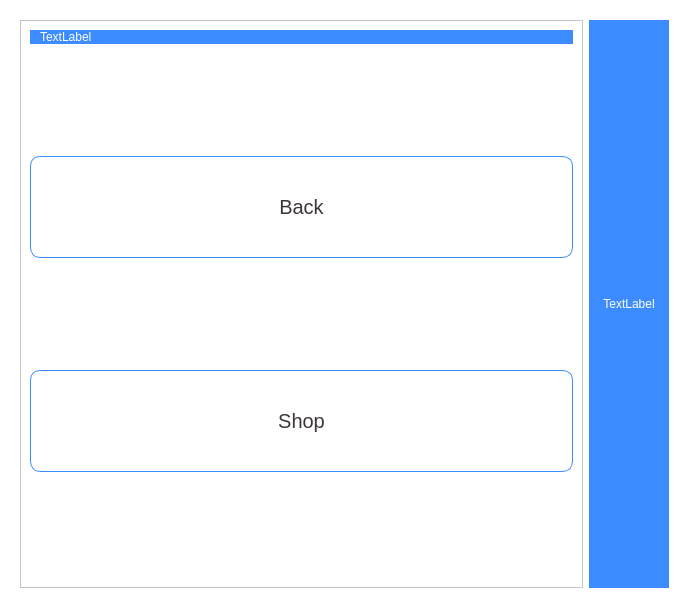
Before: the Qt Designer form title.ui in andrewreeman/staffGames, drawn with Qt 5.
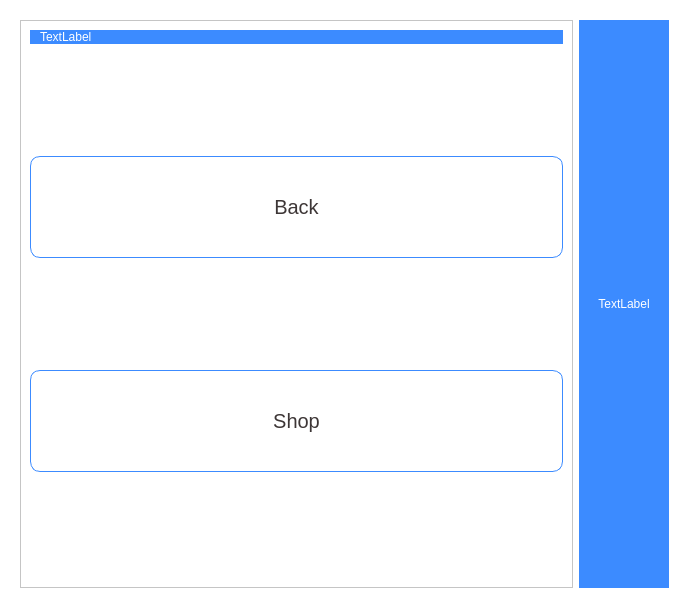
After: the same form once the commit is applied.

Diff of the .ui file:
```diff
--- a/title.ui
+++ b/title.ui
@@ -278,7 +278,7 @@
            <rect>
             <x>0</x>
             <y>0</y>
-            <width>565</width>
+            <width>555</width>
             <height>570</height>
            </rect>
           </property>
@@ -363,7 +363,7 @@
          </property>
          <property name="minimumSize">
           <size>
-           <width>80</width>
+           <width>90</width>
            <height>0</height>
           </size>
          </property>
```
